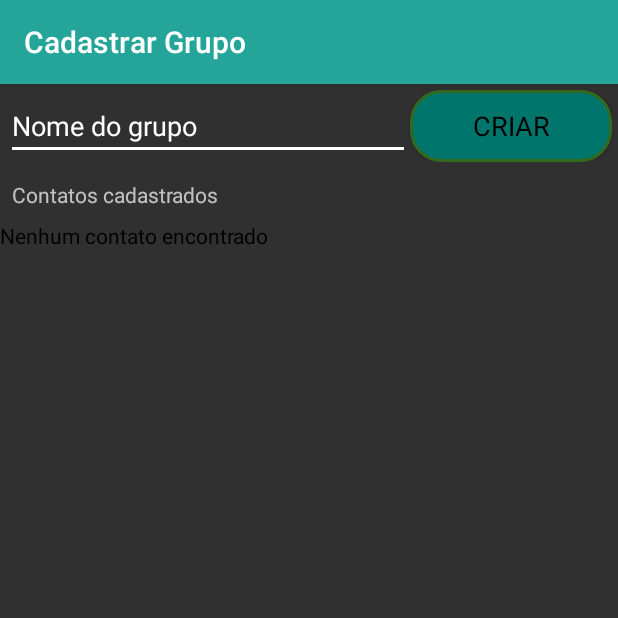
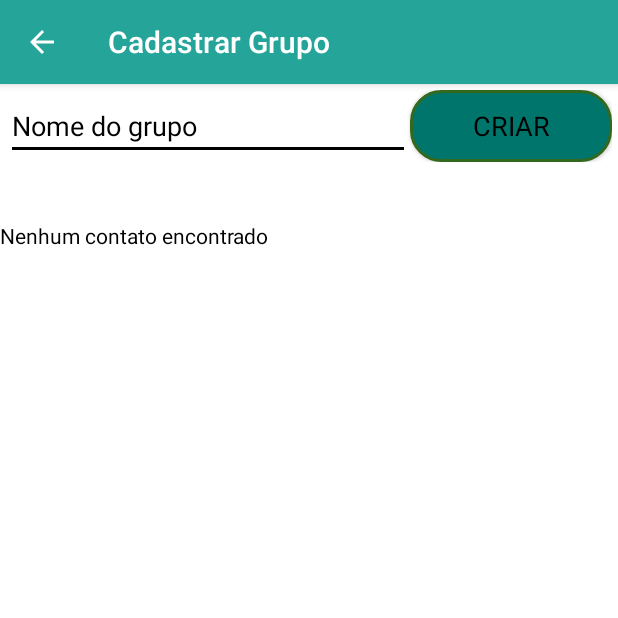
Before and after one commit to lassulfi/SemDim, an Android app: the CadastroGrupoActivity screen opened directly, with no data from a screen before it, on a phone screen of 412 x 824 dp, the top half of it. Run offline under Robolectric (Android 15) with nearby library versions, the phone set to English and light mode, and no system bars; our stand-ins replace Firebase (no records; nobody signed in at launch, a user with empty details on screens opened directly).

Commit message:
Atualizações para a apresentação do app para avaliação da disciplina

```diff
--- a/app/build.gradle
+++ b/app/build.gradle
@@ -6,8 +6,8 @@ android {
         applicationId "br.com.semdimapp.semdim"
         minSdkVersion 15
         targetSdkVersion 27
-        versionCode 1
-        versionName "1.0"
+        versionCode 3
+        versionName "1.0.2"
         testInstrumentationRunner "android.support.test.runner.AndroidJUnitRunner"
     }
     buildTypes {
--- a/app/src/main/AndroidManifest.xml
+++ b/app/src/main/AndroidManifest.xml
@@ -16,7 +16,9 @@
                 <action android:name="android.intent.action.MAIN" />
 
                 <category android:name="android.intent.category.LAUNCHER" />
+            </intent-filter>
 
+            <intent-filter>
                 <action android:name="android.intent.action.VIEW" />
                 <category android:name="android.intent.category.DEFAULT" />
                 <category android:name="android.intent.category.BROWSABLE" />
--- a/app/src/main/java/br/com/semdimapp/semdim/activity/CadastroGrupoActivity.java
+++ b/app/src/main/java/br/com/semdimapp/semdim/activity/CadastroGrupoActivity.java
@@ -79,9 +79,12 @@ public class CadastroGrupoActivity extends AppCompatActivity {
         contatosSelecionados = new ArrayList<>();
 
         //Configuração da toolbar
-        toolbar = (Toolbar) findViewById(R.id.toolbar);
+        toolbar = (Toolbar) findViewById(R.id.toolbar_cadastro_grupo);
         toolbar.setTitle(R.string.cadastrogrupoactivity_title);
         setSupportActionBar(toolbar);
+
+        getSupportActionBar().setDisplayShowHomeEnabled(true);
+        getSupportActionBar().setDisplayHomeAsUpEnabled(true);
 
         //Recupera as textviews
         nomeGrupoTextView = (EditText) findViewById(R.id.group_name_edittext);
@@ -106,6 +109,10 @@ public class CadastroGrupoActivity extends AppCompatActivity {
                 Contato contatoSelecionacionado = contatos.get(position);
 
                 contatosSelecionados.add(contatoSelecionacionado);
+
+                ToastHelper.showToast(getApplication(),
+                        mToast, "Contato adicionado", Toast.LENGTH_SHORT);
+
             }
         });
 
@@ -166,6 +173,13 @@ public class CadastroGrupoActivity extends AppCompatActivity {
     }
 
     @Override
+    public boolean onSupportNavigateUp() {
+        onBackPressed();
+        return true;
+    }
+
+
+    @Override
     protected void onStart() {
         super.onStart();
         usuarioDatabaseReference.addListenerForSingleValueEvent(usuarioEventListener);
@@ -174,8 +188,13 @@ public class CadastroGrupoActivity extends AppCompatActivity {
     @Override
     protected void onStop() {
         super.onStop();
-        usuarioDatabaseReference.removeEventListener(usuarioEventListener);
-        grupoDatabaseReference.removeEventListener(grupoValueEventListener);
+        if (usuarioDatabaseReference != null){
+            usuarioDatabaseReference.removeEventListener(usuarioEventListener);
+        }
+
+        if(grupoDatabaseReference != null){
+            grupoDatabaseReference.removeEventListener(grupoValueEventListener);
+        }
     }
 
     /**
--- a/app/src/main/res/layout/activity_cadastro_grupo.xml
+++ b/app/src/main/res/layout/activity_cadastro_grupo.xml
@@ -5,9 +5,10 @@
     android:layout_width="match_parent"
     android:layout_height="match_parent"
     android:orientation="vertical"
-    tools:context=".activity.CadastroGrupoActivity">
+    tools:context=".activity.CadastroGrupoActivity"
+    android:background="@android:color/white">
 
-    <include android:id="@+id/toolbar"
+    <include android:id="@+id/toolbar_cadastro_grupo"
         layout="@layout/toolbar"/>
 
     <LinearLayout
@@ -22,7 +23,7 @@
             android:layout_height="wrap_content"
             android:id="@+id/group_name_edittext"
             android:hint="@string/nome_grupo_edittext_hint"
-            style="@style/EditTextPadrao"/>
+            style="@style/EditTextTelaBranca"/>
 
         <Button
             android:layout_width="0dp"
@@ -44,7 +45,8 @@
     <ListView
         android:id="@+id/grupos_contatos_listview"
         android:layout_width="match_parent"
-        android:layout_height="wrap_content">
+        android:layout_height="wrap_content"
+        android:listSelector="@color/colorPrimaryLight">
     </ListView>
 
     <TextView
@@ -52,6 +54,6 @@
         android:layout_height="match_parent"
         android:id="@+id/contatos_empty_view"
         android:text="@string/contato_empty_listview"
-        android:textColor="@color/primaryTextColor"/>
+        android:textColor="@android:color/black"/>
 
 </LinearLayout>
--- a/app/src/main/res/values/styles.xml
+++ b/app/src/main/res/values/styles.xml
@@ -27,4 +27,13 @@
         <item name="android:textSize">18dp</item>
     </style>
 
+    <style name="EditTextTelaBranca" parent="Theme.AppCompat.Light">
+        <item name="android:textColor">@android:color/black</item>
+        <item name="android:textColorHint">@android:color/black</item>
+        <item name="colorControlNormal">@color/colorPrimaryDark</item>
+        <item name="colorControlActivated">@color/colorPrimaryLight</item>
+        <item name="android:backgroundTint">@android:color/black</item>
+        <item name="android:textSize">18dp</item>
+    </style>
+
 </resources>
```
Also changed, not shown: app/src/main/java/br/com/semdimapp/semdim/activity/ConversaGrupoActivity.java (+14 -0 lines), app/src/main/java/br/com/semdimapp/semdim/activity/EstabelecimentoActivity.java (+9 -0 lines), app/src/main/res/layout/activity_conversa_grupo.xml (+9 -1 lines).
